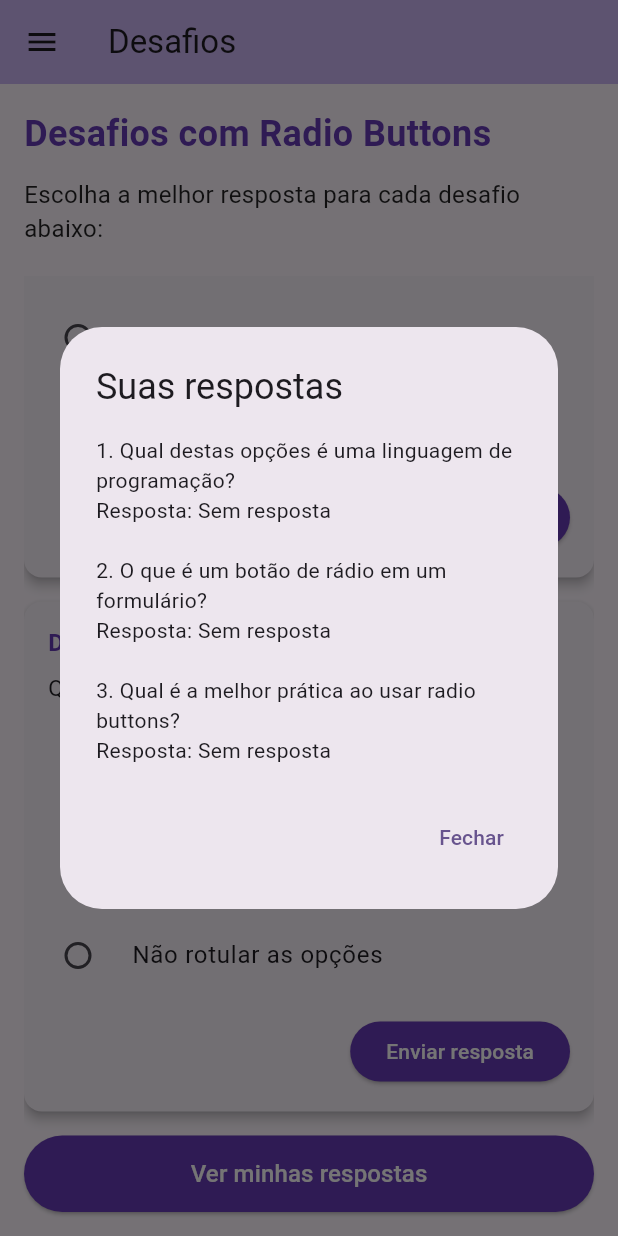
After one commit to Midvirus/App-Meninas-Digitais, a Flutter app: the ChallengesPage screen opened by its route, scrolled down 484 dp, after a tap on "Ver minhas respostas", on a phone screen of 412 x 824 dp. The commit adds this screen. Run offline on Flutter 3.47's test engine with Material 3 defaults, Android fonts, the phone set to English and light mode, and no system bars; our stand-ins replace font_awesome_flutter.

Commit message:
Adição de prototipo de desafios

```diff
--- a/lib/NavBar.dart
+++ b/lib/NavBar.dart
@@ -41,6 +41,14 @@ class NavBar {
               Navigator.pushNamed(context, '/pinboard');
             },
           ),
+          ListTile(
+            leading: const Icon(Icons.quiz),
+            title: const Text('Desafios'),
+            onTap: () {
+              Navigator.pop(context);
+              Navigator.pushNamed(context, '/challenges');
+            },
+          ),
         ],
       ),
     );
--- /dev/null
+++ b/lib/challenges.dart
@@ -0,0 +1,216 @@
+import 'package:flutter/material.dart';
+import 'NavBar.dart';
+
+class Challenge {
+  final String question;
+  final List<String> options;
+  final String correctAnswer;
+  final String justification;
+
+  Challenge({
+    required this.question,
+    required this.options,
+    required this.correctAnswer,
+    required this.justification,
+  });
+}
+
+class ChallengesPage extends StatefulWidget {
+  const ChallengesPage({super.key, required this.title});
+  final String title;
+
+  @override
+  State<ChallengesPage> createState() => _ChallengesPageState();
+}
+
+class _ChallengesPageState extends State<ChallengesPage> {
+  final List<Challenge> _challenges = [
+    Challenge(
+      question: 'Qual destas opções é uma linguagem de programação?',
+      options: ['Caneta', 'Python', 'Computador'],
+      correctAnswer: 'Python',
+      justification: 'Python é uma linguagem de programação usada para criar software.',
+    ),
+    Challenge(
+      question: 'O que é um botão de rádio em um formulário?',
+      options: ['Uma seleção única', 'Um campo de texto', 'Uma imagem'],
+      correctAnswer: 'Uma seleção única',
+      justification: 'Botões de rádio permitem escolher apenas uma opção dentre várias.',
+    ),
+    Challenge(
+      question: 'Qual é a melhor prática ao usar radio buttons?',
+      options: [
+        'Permitir múltiplas respostas ao mesmo tempo',
+        'Exigir que o usuário escolha apenas uma opção',
+        'Não rotular as opções',
+      ],
+      correctAnswer: 'Exigir que o usuário escolha apenas uma opção',
+      justification: 'Radio buttons são usados quando apenas uma resposta deve ser selecionada.',
+    ),
+  ];
+
+  final Map<int, String> _selectedAnswers = {};
+
+  void _selectAnswer(int index, String? value) {
+    if (value == null) return;
+    setState(() {
+      _selectedAnswers[index] = value;
+    });
+  }
+
+  void _submitResponse(int index) {
+    final selected = _selectedAnswers[index];
+    if (selected == null) {
+      ScaffoldMessenger.of(context).showSnackBar(
+        const SnackBar(content: Text('Escolha uma opção antes de enviar.')),
+      );
+      return;
+    }
+
+    final challenge = _challenges[index];
+    final isCorrect = selected == challenge.correctAnswer;
+    showDialog(
+      context: context,
+      builder: (context) => AlertDialog(
+        title: Text(isCorrect ? 'Resposta Correta' : 'Resposta Incorreta'),
+        content: Text(
+          isCorrect
+              ? 'Muito bem! ${challenge.justification}'
+              : 'A resposta correta é "${challenge.correctAnswer}". ${challenge.justification}',
+        ),
+        actions: [
+          TextButton(
+            onPressed: () => Navigator.of(context).pop(),
+            child: const Text('Fechar'),
+          ),
+        ],
+      ),
+    );
+  }
+
+  void _showSummary() {
+    final answers = _challenges.asMap().entries.map((entry) {
+      final index = entry.key;
+      final challenge = entry.value;
+      final answer = _selectedAnswers[index] ?? 'Sem resposta';
+      return '${index + 1}. ${challenge.question}\nResposta: $answer';
+    }).join('\n\n');
+
+    showDialog(
+      context: context,
+      builder: (context) => AlertDialog(
+        title: const Text('Suas respostas'),
+        content: SingleChildScrollView(child: Text(answers)),
+        actions: [
+          TextButton(
+            onPressed: () => Navigator.of(context).pop(),
+            child: const Text('Fechar'),
+          ),
+        ],
+      ),
+    );
+  }
+
+  @override
+  Widget build(BuildContext context) {
+    return Scaffold(
+      appBar: AppBar(
+        backgroundColor: Theme.of(context).colorScheme.inversePrimary,
+        title: Text(widget.title),
+      ),
+      drawer: NavBar.buildDrawer(context),
+      body: Padding(
+        padding: const EdgeInsets.all(16),
+        child: Column(
+          crossAxisAlignment: CrossAxisAlignment.stretch,
+          children: [
+            const Text(
+              'Desafios com Radio Buttons',
+              style: TextStyle(
+                fontSize: 24,
+                fontWeight: FontWeight.bold,
+                color: Colors.deepPurple,
+              ),
+            ),
+            const SizedBox(height: 12),
+            const Text(
+              'Escolha a melhor resposta para cada desafio abaixo:',
+              style: TextStyle(fontSize: 16, color: Colors.black87),
+            ),
+            const SizedBox(height: 20),
+            Expanded(
+              child: ListView.builder(
+                itemCount: _challenges.length,
+                itemBuilder: (context, index) {
+                  final challenge = _challenges[index];
+                  return Card(
+                    elevation: 3,
+                    shape: RoundedRectangleBorder(
+                      borderRadius: BorderRadius.circular(12),
+                    ),
+                    margin: const EdgeInsets.only(bottom: 16),
+                    child: Padding(
+                      padding: const EdgeInsets.all(16),
+                      child: Column(
+                        crossAxisAlignment: CrossAxisAlignment.start,
+                        children: [
+                          Text(
+                            'Desafio ${index + 1}',
+                            style: const TextStyle(
+                              fontSize: 16,
+                              fontWeight: FontWeight.bold,
+                              color: Colors.deepPurple,
+                            ),
+                          ),
+                          const SizedBox(height: 8),
+                          Text(
+                            challenge.question,
+                            style: const TextStyle(fontSize: 15),
+                          ),
+                          const SizedBox(height: 12),
+                          ...challenge.options.map((option) {
+                            return RadioListTile<String>(
+                              value: option,
+                              groupValue: _selectedAnswers[index],
+                              title: Text(option),
+                              activeColor: Colors.deepPurple,
+                              contentPadding: EdgeInsets.zero,
+                              onChanged: (value) => _selectAnswer(index, value),
+                            );
+                          }),
+                          const SizedBox(height: 12),
+                          Align(
+                            alignment: Alignment.centerRight,
+                            child: ElevatedButton(
+                              onPressed: () => _submitResponse(index),
+                              style: ElevatedButton.styleFrom(
+                                backgroundColor: Colors.deepPurple,
+                              ),
+                              child: const Text('Enviar resposta', style: TextStyle(color: Colors.white)),
+                            ),
+                          ),
+                        ],
+                      ),
+                    ),
+                  );
+                },
+              ),
+            ),
+            ElevatedButton(
+              onPressed: _showSummary,
+              style: ElevatedButton.styleFrom(
+                backgroundColor: Colors.deepPurple,
+                padding: const EdgeInsets.symmetric(vertical: 14),
+              ),
+              child: const Text(
+                'Ver minhas respostas',
+                style: TextStyle(fontSize: 16, color: Colors.white),
+
+              ),
+            ),
+          ],
+        ),
+      ),
+    );
+  }
+}
--- a/lib/main.dart
+++ b/lib/main.dart
@@ -2,6 +2,7 @@ import 'package:flutter/material.dart';
 import 'loginPage.dart';
 import 'homePage.dart';
 import 'pinboard.dart';
+import 'challenges.dart';
 
 void main() {
   runApp(const MyApp());
@@ -23,6 +24,7 @@ class MyApp extends StatelessWidget {
         '/login': (context) => const LoginPage(),
         '/home': (context) => const MyHomePage(title: 'Meninas Digitais'),
         '/pinboard': (context) => const PinboardPage(title: 'Mural'),
+        '/challenges': (context) => const ChallengesPage(title: 'Desafios'),
       },
     );
   }
```
Also changed, not shown: 3 other files.
